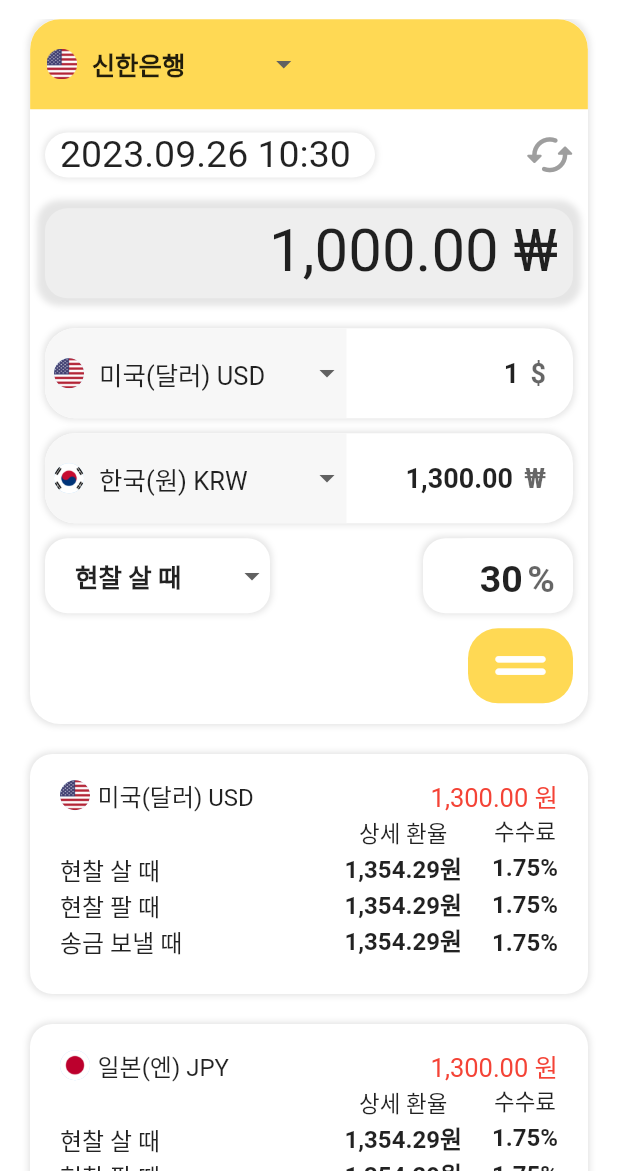
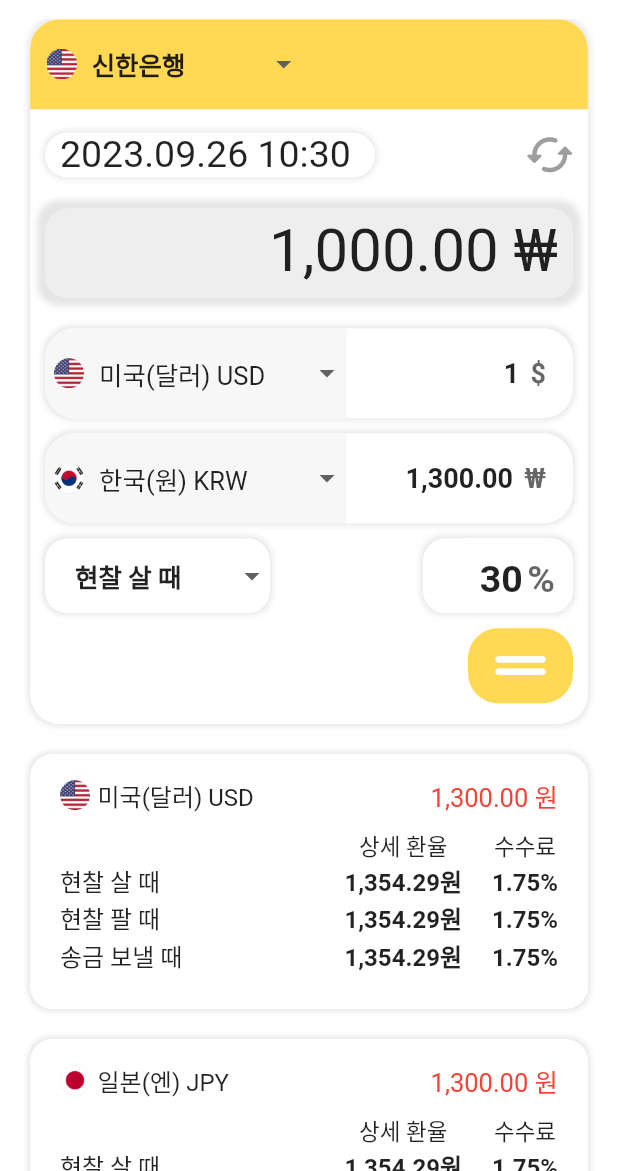
Before and after one commit to Donne-All-Around/DonneAllAround, a Flutter app: the BankDetailPage screen opened directly, on a phone screen of 412 x 824 dp, the part 65-1236 px from its top. Run offline on Flutter 3.47's test engine with Material 2 defaults, Android fonts, the phone set to English and light mode, and no system bars; our stand-ins replace awesome_bottom_bar, chat_bubbles, fl_chart, flutter_chat_bubble, geocoding, geolocator and 3 more; missing offline and left inert: bottom_picker, kpostal.

Commit message:
0926 HA 국가별 통화 ListView 정렬 변경

```diff
--- a/frontend/a705/lib/bank_detail.dart
+++ b/frontend/a705/lib/bank_detail.dart
@@ -639,7 +639,7 @@ class _ListViewBuilderState extends State<ListViewBuilder> {
                 margin: const EdgeInsets.fromLTRB(20, 0, 20, 20),
                 padding: const EdgeInsets.fromLTRB(20, 10, 20, 10),
                 width: double.infinity,
-                height: 160,
+                height: 170,
                 decoration: BoxDecoration(
                     borderRadius: BorderRadius.circular(15),
                     color: Colors.white,
@@ -682,6 +682,7 @@ class _ListViewBuilderState extends State<ListViewBuilder> {
                         )
                       ],
                     ),
+                    const SizedBox(height: 10,),
                     const Row(
                       mainAxisAlignment: MainAxisAlignment.spaceBetween,
                       crossAxisAlignment: CrossAxisAlignment.end,
@@ -692,21 +693,22 @@ class _ListViewBuilderState extends State<ListViewBuilder> {
                             SizedBox(height: 20),
                             Text(
                               '현찰 살 때',
-                              style: TextStyle(fontSize: 16),
+                              style: TextStyle(fontSize: 16,
+                                  height: 1.532),
                             ),
                             Text(
                               '현찰 팔 때',
-                              style: TextStyle(fontSize: 16),
+                              style: TextStyle(fontSize: 16,
+                                  height: 1.532),
                             ),
                             Text(
                               '송금 보낼 때',
-                              style: TextStyle(fontSize: 16),
+                              style: TextStyle(fontSize: 16,
+                                  height: 1.532),
                             )
                           ],
                         ),
-                        SizedBox(
-                          width: 50,
-                        ),
+
                         Row(
                           children: [
                             Column(
@@ -723,19 +725,22 @@ class _ListViewBuilderState extends State<ListViewBuilder> {
                                       '1,354.29원',
                                       style: TextStyle(
                                           fontWeight: FontWeight.bold,
-                                          fontSize: 16),
+                                          fontSize: 16,
+                                          height: 1.532),
                                     ),
                                     Text(
                                       '1,354.29원',
                                       style: TextStyle(
                                           fontWeight: FontWeight.bold,
-                                          fontSize: 16),
+                                          fontSize: 16,
+                                          height: 1.532),
                                     ),
                                     Text(
                                       '1,354.29원',
                                       style: TextStyle(
                                           fontWeight: FontWeight.bold,
-                                          fontSize: 16),
+                                          fontSize: 16,
+                                          height: 1.532),
                                     ),
                                   ],
                                 ),
```
Also changed, not shown: frontend/a705/lib/exchange_page.dart (+3 -5 lines).
